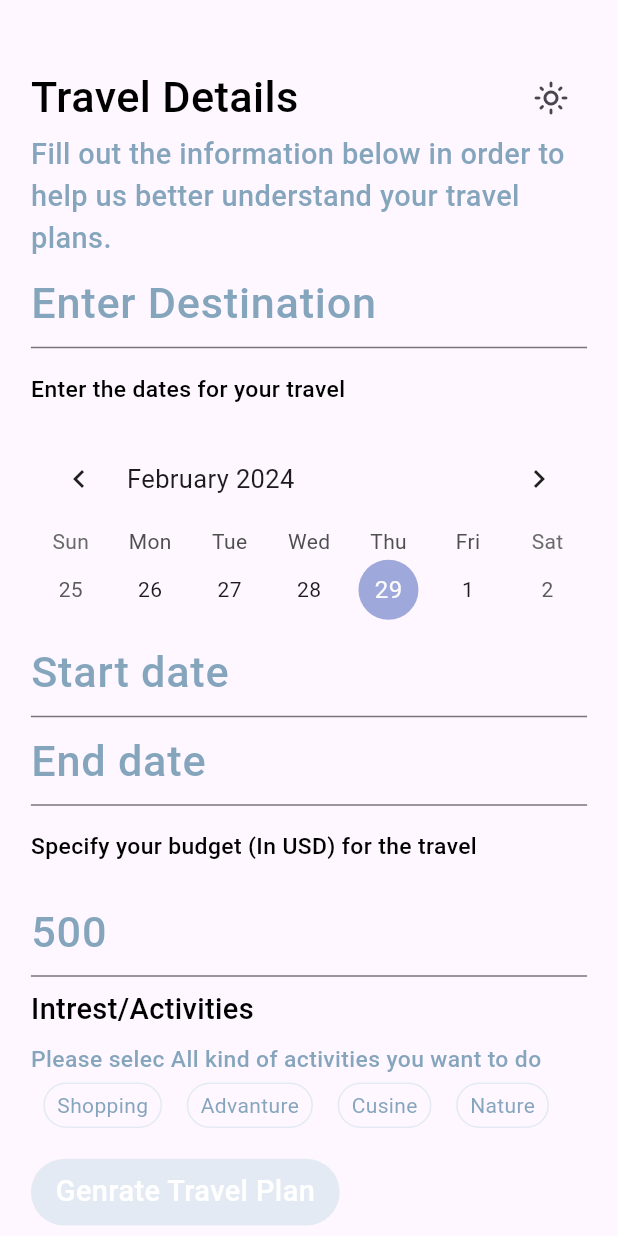
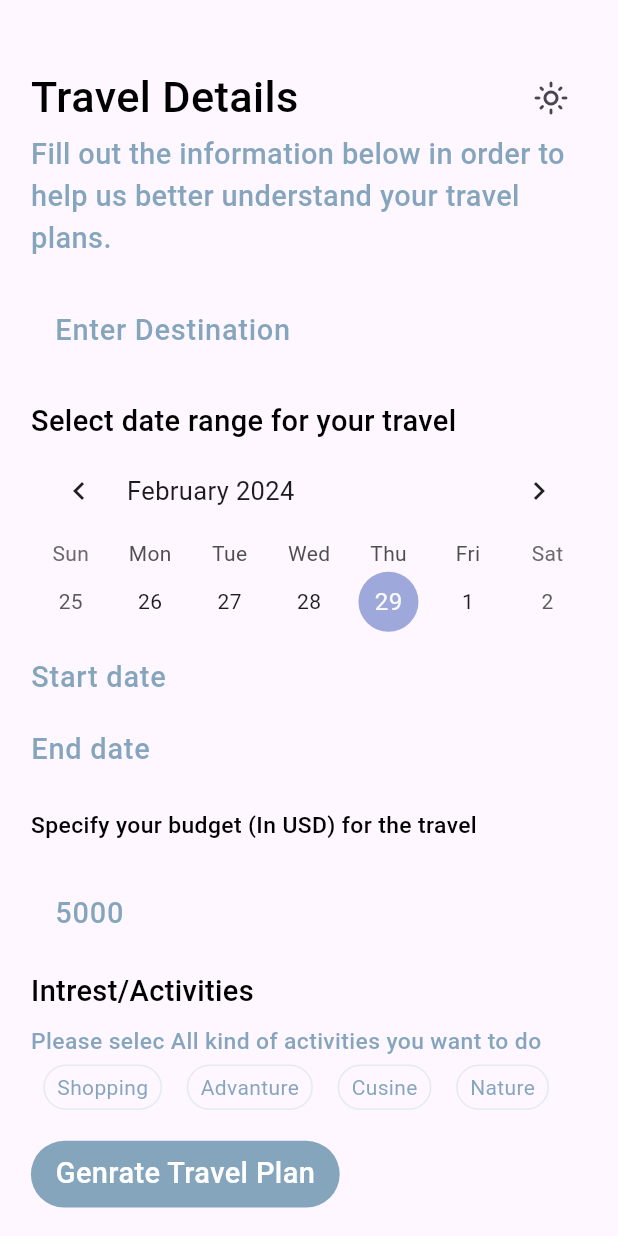
Before and after one commit to Sourav-Guleria/ai-travel-app, a Flutter app: the screen it shows after launch, on a phone screen of 412 x 824 dp. Run offline on Flutter 3.47's test engine with Material 3 defaults, Android fonts, the phone set to English and light mode, and no system bars; drawn by our look-alikes of table_calendar; our stand-ins replace auto_route, dio, equatable, flex_color_scheme, flutter_bloc, flutter_markdown and 3 more; missing offline and left inert: universal_html; Roboto replaces fonts that are missing (JioType); key blocks and very long unbroken strings in the code were emptied for the run.

Commit message:
first commit witch widget segrigation

```diff
--- a/lib/app/core/constants/custom_strings.dart
+++ b/lib/app/core/constants/custom_strings.dart
@@ -1,9 +1,8 @@
-
 class CustomStrings {
   static const String version = "v1.0.0-5";
   static const String noSalaryIssues = "No possible salary issues under you";
   static const String dateFormat = "yyyy-MM-dd";
   static const String unAuthorisedMessage =
       "You are not authorized to access this service";
-
+  static const String apiKey = 'AIzaSyDrYADkxZkXRe6BU6SyRr7tifnxNu7pEQ4';
 }
--- a/lib/app/core/http_helper/http_client.dart
+++ b/lib/app/core/http_helper/http_client.dart
@@ -85,7 +85,7 @@ class HttpClientManager {
         data: formData,
         options: Options(
           headers: {
-            'Authorization': '$token',
+            'Authorization': token,
             'Accept': '*/*',
             'Content-Type': 'multipart/form-data',
           },
--- a/lib/app/core/responsive/responsive.dart
+++ b/lib/app/core/responsive/responsive.dart
@@ -11,11 +11,11 @@ class Responsive extends StatelessWidget {
   final Widget desktop;
 
   const Responsive({
-    Key? key,
+    super.key,
     required this.mobile,
     required this.tablet,
     required this.desktop,
-  }) : super(key: key);
+  });
 
 // This size work fine on my design, maybe you need some customization depends on your design
 
--- a/lib/app/features/presentation/bloc/travel/travel_bloc.dart
+++ b/lib/app/features/presentation/bloc/travel/travel_bloc.dart
@@ -3,9 +3,5 @@ import 'package:ai_travel_app/app/features/presentation/bloc/travel/travel_state
 import 'package:flutter_bloc/flutter_bloc.dart';
 
 class TravelBloc extends Bloc<TravelEvent, TravelState> {
-  TravelBloc() : super(TravelState()) {
-
-
-
-  }
+  TravelBloc() : super(TravelState());
 }
--- a/lib/app/features/presentation/pages/home.dart
+++ b/lib/app/features/presentation/pages/home.dart
@@ -10,6 +10,7 @@ import 'package:ai_travel_app/app/features/presentation/bloc/theme/theme_switche
 import 'package:ai_travel_app/app/features/presentation/pages/travel.dart';
 import 'package:ai_travel_app/app/features/presentation/widgets/calendar_widget.dart';
 import 'package:ai_travel_app/app/features/presentation/widgets/mutiple_chips.dart';
+import 'package:ai_travel_app/app/features/presentation/widgets/text_field_widget.dart';
 
 import 'package:flutter/material.dart';
 import 'package:flutter_bloc/flutter_bloc.dart';
@@ -108,62 +109,35 @@ class _HomeState extends State<Home> with FormValidationMixin {
                               desktop: 16.sp, tablet: 17.sp, mobile: 18.sp),
                         ),
                       ),
-                      TextFormField(
-                        controller: _destinationTEC,
-
-                        decoration: InputDecoration(
+                      Padding(
+                        padding: EdgeInsets.symmetric(vertical: 2.h),
+                        child: TextFieldWidget(
                           hintText: 'Enter Destination',
-                          hintStyle: CustomTextStyle.textStyle500(
-                            color: CustomColors.text,
-                            fontSize: widgetSize(
-                                desktop: 20.sp, tablet: 21.sp, mobile: 22.sp),
+                          textEditingController: _destinationTEC,
+                          validator: validateEmpty,
                         ),
                       ),
-                        validator: validateEmpty, // Validating name
-                      ),
-                      Padding(
-                        padding: EdgeInsets.symmetric(
-                          vertical: 2.h,
-                        ),
-                        child: Text('Enter the dates for your travel',
+                      Text('Select date range for your travel',
                           style: CustomTextStyle.textStyle500(
                             color: CustomColors.blackColor,
                             fontSize: widgetSize(
-                                  desktop: 14.sp, tablet: 15.sp, mobile: 16.sp),
+                                desktop: 16.sp, tablet: 17.sp, mobile: 18.sp),
                           )),
-                      ),
                       Calender(
                         startDateTec: _startDateTEC,
                         endDateTec: _endDateTEC,
                       ),
-                      TextFormField(
-                        controller: _startDateTEC,
+                      TextFieldWidget(
+                        hintText: 'Start date',
                         readOnly: true,
-                        decoration: InputDecoration(
-                          hintText: 'Start date',
-                          hintStyle: CustomTextStyle.textStyle500(
-                            color: CustomColors.text,
-                            fontSize: widgetSize(
-                                desktop: 20.sp, tablet: 21.sp, mobile: 22.sp),
+                        textEditingController: _startDateTEC,
+                        validator: validateEmpty,
                       ),
-                        ),
-                        validator: validateEmpty, // Validating name
-                      ),
-                      // Calender(
-                      //   tec: _endDateTEC,
-                      // ),
-                      TextFormField(
-                        controller: _endDateTEC,
+                      TextFieldWidget(
+                        hintText: 'End date',
                         readOnly: true,
-                        decoration: InputDecoration(
-                          hintText: 'End date',
-                          hintStyle: CustomTextStyle.textStyle500(
-                            color: CustomColors.text,
-                            fontSize: widgetSize(
-                                desktop: 20.sp, tablet: 21.sp, mobile: 22.sp),
-                          ),
-                        ),
-                        validator: validateEmpty, // Validating name
+                        textEditingController: _endDateTEC,
+                        validator: validateEmpty,
                       ),
                       Padding(
                         padding: EdgeInsets.symmetric(
@@ -179,18 +153,10 @@ class _HomeState extends State<Home> with FormValidationMixin {
                                       mobile: 16.sp),
                                 )),
                       ),
-                      TextFormField(
-                        controller: _budgetTEC,
-
-                        decoration: InputDecoration(
-                          hintText: '500',
-                          hintStyle: CustomTextStyle.textStyle500(
-                            color: CustomColors.text,
-                            fontSize: widgetSize(
-                                desktop: 20.sp, tablet: 21.sp, mobile: 22.sp),
-                          ),
-                        ),
-                        validator: validateEmpty, // Validating name
+                      TextFieldWidget(
+                        hintText: '5000',
+                        textEditingController: _budgetTEC,
+                        validator: validateEmpty,
                       ),
                       Padding(
                         padding: EdgeInsets.symmetric(
@@ -218,7 +184,7 @@ class _HomeState extends State<Home> with FormValidationMixin {
                         ),
                         child: customButton(
                           text: 'Genrate Travel Plan',
-                          buttonColor: CustomColors.appColor,
+                          buttonColor: CustomColors.text,
                           onTap: () {
                             TravelModel travelModel = TravelModel(
                                 destination: _destinationTEC.text,
@@ -228,13 +194,14 @@ class _HomeState extends State<Home> with FormValidationMixin {
                                 activities: intrestList
                                     .where((element) => element.value)
                                     .toList());
-
+                            if (_formKey.currentState!.validate()) {
                               Navigator.push(
                                   context,
                                   MaterialPageRoute(
                                       builder: (context) => Travel(
                                             travelModel: travelModel,
                                           )));
+                            }
                           },
                         ),
                       )
--- a/lib/app/features/presentation/widgets/mutiple_chips.dart
+++ b/lib/app/features/presentation/widgets/mutiple_chips.dart
@@ -4,8 +4,8 @@ import 'package:ai_travel_app/app/features/data/models/activities_model.dart';
 import 'package:flutter/material.dart';
 
 class MultipleChips extends StatefulWidget {
-  MultipleChips({super.key, required this.intrestList});
-  List<ActivityModel> intrestList;
+ const MultipleChips({super.key, required this.intrestList});
+  final List<ActivityModel> intrestList;
   @override
   State<MultipleChips> createState() => _MultipleChipsState();
 }
--- /dev/null
+++ b/lib/app/features/presentation/widgets/text_field_widget.dart
@@ -0,0 +1,51 @@
+import 'package:ai_travel_app/app/core/responsive/responsive_sizer/responsive_sizer.dart';
+import 'package:ai_travel_app/app/core/responsive/responsive_width.dart';
+import 'package:ai_travel_app/app/core/utils/colors.dart';
+import 'package:ai_travel_app/app/core/utils/style.dart';
+import 'package:ai_travel_app/app/core/utils/text_style.dart';
+import 'package:flutter/material.dart';
+
+class TextFieldWidget extends StatelessWidget {
+  TextFieldWidget(
+      {super.key,
+      required this.textEditingController,
+      required this.hintText,
+      required this.validator,
+      this.readOnly = false});
+
+  final TextEditingController textEditingController;
+  final String hintText;
+  final Function(String?) validator;
+  bool readOnly = false;
+
+  @override
+  Widget build(BuildContext context) {
+    return TextFormField(
+      readOnly: readOnly,
+      controller: textEditingController,
+      style: CustomTextStyle.textStyle500(
+        color: CustomColors.text,
+        fontSize: widgetSize(desktop: 16.sp, tablet: 17.sp, mobile: 18.sp),
+      ),
+      decoration: InputDecoration(
+        border:
+            readOnly ? InputBorder.none : StyleConstant.textFieldOutLineBorder,
+        focusedBorder:
+            readOnly ? InputBorder.none : StyleConstant.textFieldFocusedBorder,
+        enabledBorder:
+            readOnly ? InputBorder.none : StyleConstant.textFieldOutLineBorder,
+        disabledBorder:
+            readOnly ? InputBorder.none : StyleConstant.textFieldOutLineBorder,
+        hintText: hintText,
+        hintStyle: CustomTextStyle.textStyle500(
+          color: CustomColors.text,
+          fontSize: widgetSize(desktop: 16.sp, tablet: 17.sp, mobile: 18.sp),
+        ),
+      ),
+      validator: (value) {
+        validator(value);
+        return null;
+      }, // Validating name
+    );
+  }
+}
```
Also changed, not shown: lib/app/core/errors/failure.dart (+4 -4 lines), lib/app/features/presentation/pages/travel.dart (+35 -38 lines), lib/app/features/presentation/widgets/calendar_widget.dart (+16 -5 lines). Lines whose indentation alone changed are shown as unchanged.
